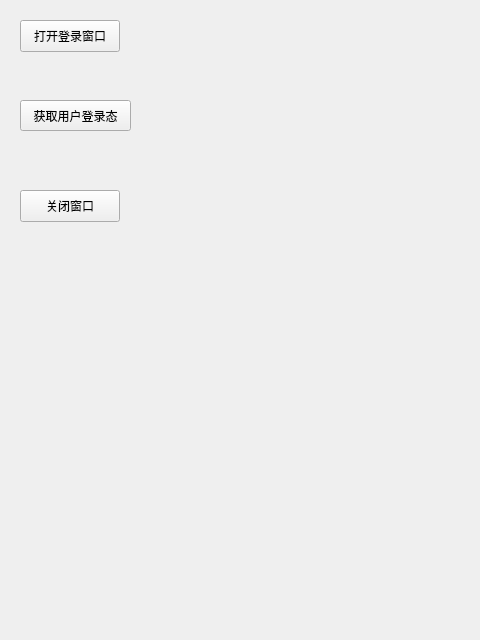
First picture: the form in src/ui/menu/LoginBilibili.ui, repository 1171511595/M7GA, before the edit.
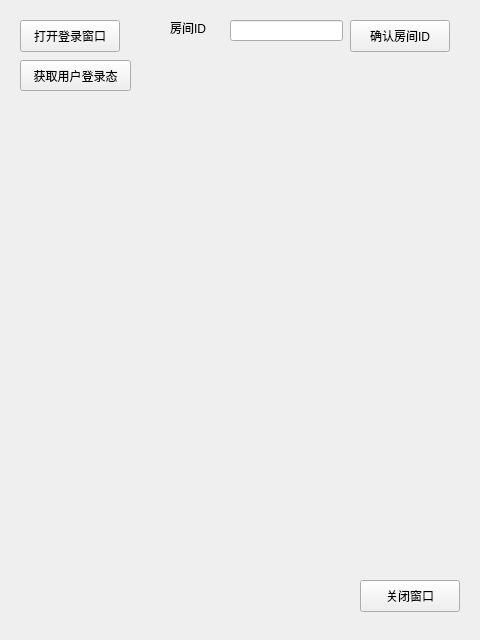
Second picture: the form after the edit.

```diff
--- a/src/ui/menu/LoginBilibili.ui
+++ b/src/ui/menu/LoginBilibili.ui
@@ -30,7 +30,7 @@
    <property name="geometry">
     <rect>
      <x>20</x>
-     <y>100</y>
+     <y>60</y>
      <width>111</width>
      <height>31</height>
     </rect>
@@ -42,8 +42,8 @@
   <widget class="QPushButton" name="pushButton_closeBilibiliWinodw">
    <property name="geometry">
     <rect>
-     <x>20</x>
-     <y>190</y>
+     <x>360</x>
+     <y>580</y>
      <width>100</width>
      <height>32</height>
     </rect>
@@ -52,6 +52,42 @@
     <string>关闭窗口</string>
    </property>
   </widget>
+  <widget class="QPushButton" name="pushButton_inputRoomID">
+   <property name="geometry">
+    <rect>
+     <x>350</x>
+     <y>20</y>
+     <width>100</width>
+     <height>32</height>
+    </rect>
+   </property>
+   <property name="text">
+    <string>确认房间ID</string>
+   </property>
+  </widget>
+  <widget class="QLineEdit" name="lineEdit_inputRoomID">
+   <property name="geometry">
+    <rect>
+     <x>230</x>
+     <y>20</y>
+     <width>113</width>
+     <height>21</height>
+    </rect>
+   </property>
+  </widget>
+  <widget class="QLabel" name="label_inputRoomID">
+   <property name="geometry">
+    <rect>
+     <x>170</x>
+     <y>20</y>
+     <width>58</width>
+     <height>16</height>
+    </rect>
+   </property>
+   <property name="text">
+    <string>房间ID</string>
+   </property>
+  </widget>
  </widget>
  <resources/>
  <connections/>
```
